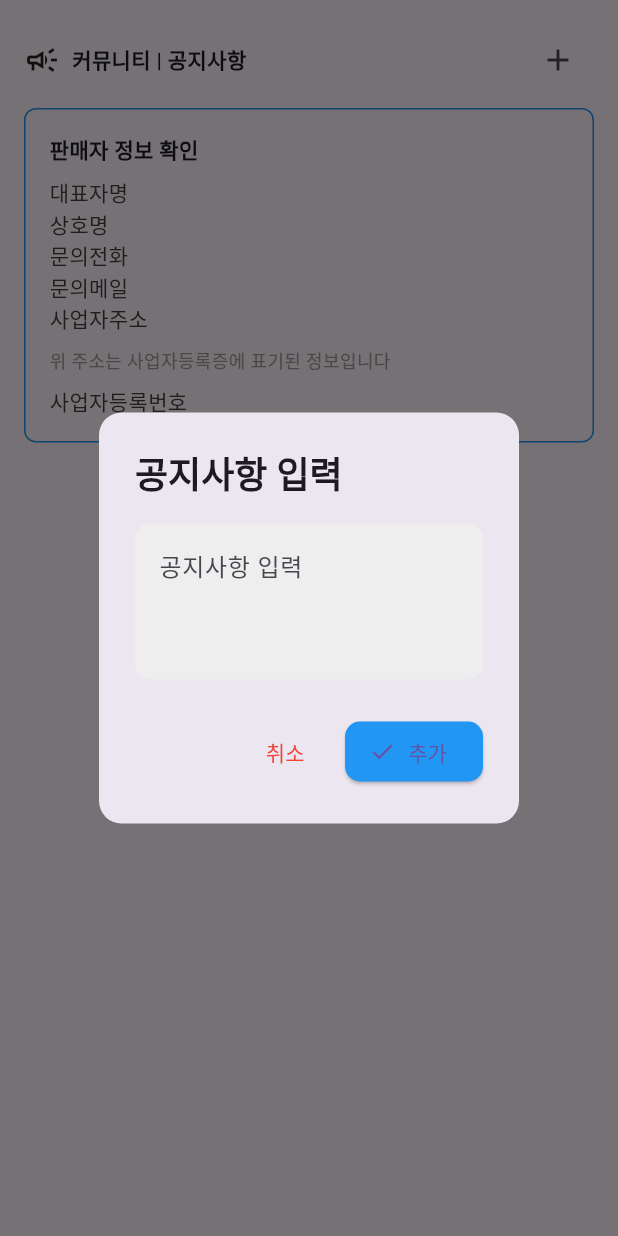
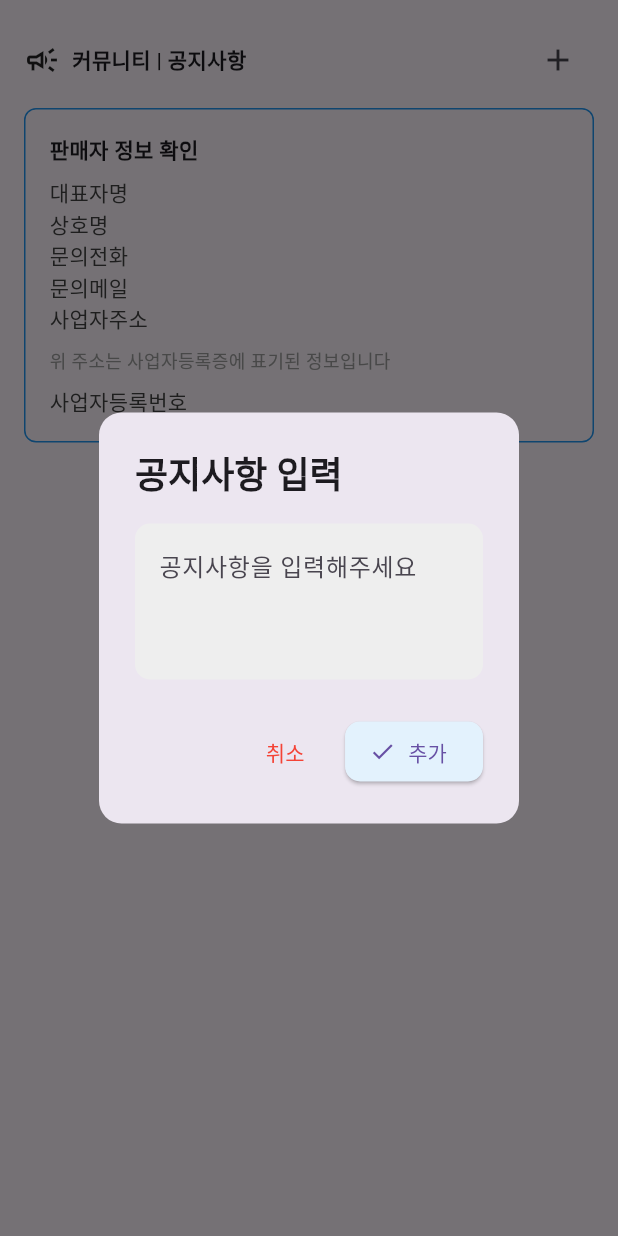
Before and after one commit to cheyeon1214/Ecore, a Flutter app: the MyMarketFeedpage widget shown alone on an empty page, opened directly with empty values, after a tap on the "add" icon, on a phone screen of 412 x 824 dp. Run offline on Flutter 3.47's test engine with Material 3 defaults, Android fonts, the light colour scheme and no system bars; our stand-ins replace cached_network_image, carousel_slider, cloud_firestore, firebase_auth, firebase_core, firebase_storage and 1 more; accounts and stored records are empty; network calls fail.

```diff
--- a/lib/my_market/my_market_feedpage.dart
+++ b/lib/my_market/my_market_feedpage.dart
@@ -51,7 +51,7 @@ class _MyMarketFeedpageState extends State<MyMarketFeedpage> {
           content: TextField(
             controller: _postController,
             decoration: InputDecoration(
-              hintText: '공지사항 입력',
+              hintText: '공지사항을 입력해주세요',
               filled: true,
               fillColor: Colors.grey[200],
               border: OutlineInputBorder(
@@ -86,7 +86,7 @@ class _MyMarketFeedpageState extends State<MyMarketFeedpage> {
               icon: Icon(Icons.check),
               label: Text(index == null ? '추가' : '수정'),
               style: ElevatedButton.styleFrom(
-                backgroundColor: Colors.blue,
+                backgroundColor: Colors.blue[50],
                 shape: RoundedRectangleBorder(
                   borderRadius: BorderRadius.circular(10.0),
                 ),
```
